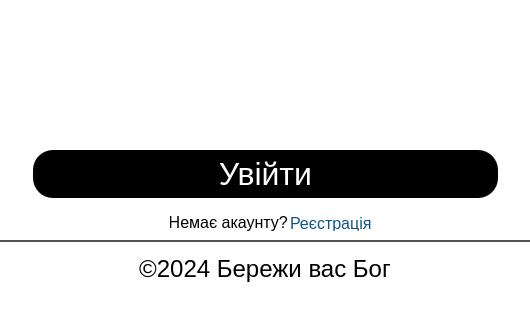
First picture: the form in mainwindow.ui, repository sopkodioni/gethealth, before the edit; both pictures show x 0 to 530 and y 380 to 700 of the 530 by 700 pixel window.
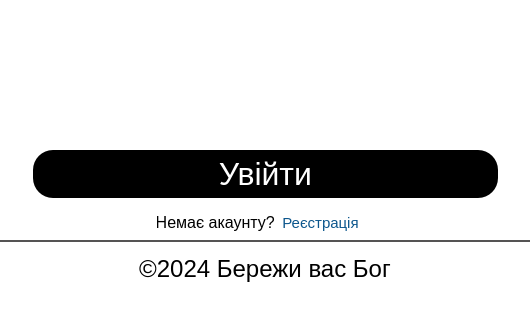
Second picture: the form after the edit.

The edit to the form file:
```diff
--- a/mainwindow.ui
+++ b/mainwindow.ui
@@ -232,7 +232,7 @@
    <widget class="QLabel" name="footer">
     <property name="geometry">
      <rect>
-      <x>170</x>
+      <x>157</x>
       <y>592</y>
       <width>121</width>
       <height>20</height>
@@ -305,39 +305,22 @@
      <set>Qt::AlignCenter</set>
     </property>
    </widget>
-   <widget class="QLabel" name="registrationLink">
+   <widget class="QPushButton" name="pushButton">
     <property name="geometry">
      <rect>
-      <x>290</x>
-      <y>595</y>
-      <width>91</width>
-      <height>16</height>
+      <x>280</x>
+      <y>592</y>
+      <width>81</width>
+      <height>21</height>
      </rect>
     </property>
-    <property name="minimumSize">
-     <size>
-      <width>0</width>
-      <height>0</height>
-     </size>
-    </property>
-    <property name="maximumSize">
-     <size>
-      <width>241</width>
-      <height>32</height>
-     </size>
-    </property>
-    <property name="font">
-     <font>
-      <family>Microsoft JhengHei UI</family>
-      <pointsize>12</pointsize>
-     </font>
-    </property>
     <property name="cursor">
      <cursorShape>PointingHandCursor</cursorShape>
     </property>
     <property name="styleSheet">
-     <string notr="true">color: #0C568C;
-</string>
+     <string notr="true">font-size: 15px;
+color: #0C568C;
+border-radius: 10px;</string>
     </property>
     <property name="text">
      <string>Реєстрація</string>
```
Left out of the diff: 2 changed lines with no effect on the pictures.
